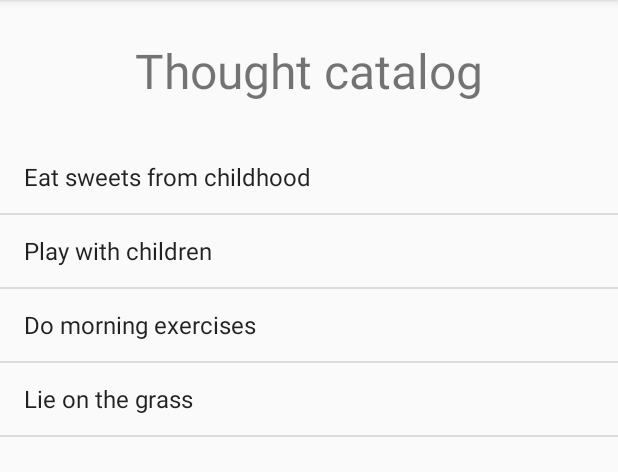
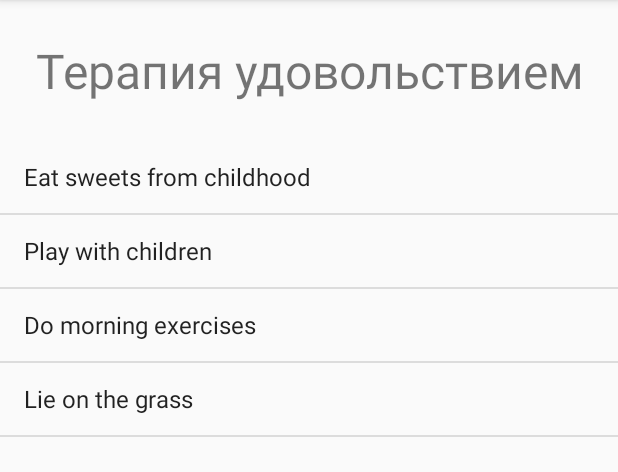
Before and after one commit to newpdv/antidepression, an Android app: the PleasureActivity screen opened directly, with no data from a screen before it, on a phone screen of 412 x 824 dp, the part 84-556 px from its top. Run offline under Robolectric (Android 15) with nearby library versions, the phone set to English and light mode, and no system bars.

Commit message:
Little refactoring

```diff
--- a/app/src/main/java/com/example/antidepression/PleasureActivity.java
+++ b/app/src/main/java/com/example/antidepression/PleasureActivity.java
@@ -9,7 +9,6 @@ import android.graphics.Color;
 import android.os.Build;
 import android.os.Bundle;
 import android.view.View;
-import android.widget.AdapterView;
 import android.widget.ArrayAdapter;
 import android.widget.Button;
 import android.widget.ListView;
@@ -45,14 +44,14 @@ public class PleasureActivity extends AppCompatActivity {
 
         setContentView(R.layout.activity_pleasure);
 
-        pleasureList = (ListView)findViewById(R.id.list);
-        deleteButton = (Button)findViewById(R.id.delete);
-        laterButton = (Button)findViewById(R.id.later);
+        pleasureList = findViewById(R.id.list);
+        deleteButton = findViewById(R.id.delete);
+        laterButton = findViewById(R.id.later);
 
         pleasureList.setOnItemClickListener((parent, view, position, id) -> {
             selectedPleasure = arrayAdapter.getItem(position);
 
-            if(selectedPleasure!=null) {
+            if (selectedPleasure != null) {
                 showButtons();
                 if (selectedView != null) {
                     selectedView.setBackgroundColor(Color.TRANSPARENT);
@@ -87,17 +86,17 @@ public class PleasureActivity extends AppCompatActivity {
         super.onResume();
         refreshList();
     }
+
     // по нажатию на кнопку запускаем PleasureActivity для добавления данных
     @RequiresApi(api = Build.VERSION_CODES.N)
-    public void delete(View view){
+    public void delete(View view) {
         DatabasePleasureAdapter adapter = new DatabasePleasureAdapter(this);
         adapter.open();
         adapter.delete(selectedPleasure.getId());
         currentItems.remove(selectedPleasure);
 
         List<Pleasure> pleasures = adapter.getAllPleasure();
-        List<Long> pleasuresIds = pleasures.stream().map(pl -> pl.getId()).filter(pl -> !currentItems.stream().map(s -> s.getId()).anyMatch(t -> t == pl)).collect(Collectors.toList());
-
+        List<Long> pleasuresIds = pleasures.stream().map(Pleasure::getId).filter(pl -> !currentItems.stream().map(Pleasure::getId).anyMatch(t -> t.equals(pl))).collect(Collectors.toList());
 
         adapter.close();
 
@@ -110,15 +109,13 @@ public class PleasureActivity extends AppCompatActivity {
             adapter.open();
             adapter.recreate();
             pleasures = adapter.getAllPleasure();
-            pleasures.subList(0, Integer.min(4, pleasures.size())).forEach(p -> currentItems.add(p));
+            currentItems.addAll(pleasures.subList(0, Integer.min(4, pleasures.size())));
             adapter.close();
             arrayAdapter.notifyDataSetChanged();
-
             return;
         }
 
         arrayAdapter.notifyDataSetChanged();
-
 
         selectedPleasure = null;
         selectedView = null;
@@ -130,27 +127,22 @@ public class PleasureActivity extends AppCompatActivity {
         adapter.open();
 
         Random random = new Random();
-        Integer nextId = random.nextInt(pleasuresIds.size());
+        int nextId = random.nextInt(pleasuresIds.size());
         Pleasure nextPleasure = adapter.getPleasure(pleasuresIds.get(nextId));
 
         currentItems.add(nextPleasure);
         arrayAdapter.notifyDataSetChanged();
         adapter.close();
-
-
-
     }
 
     @RequiresApi(api = Build.VERSION_CODES.N)
-    public void remind(View view){
+    public void remind(View view) {
         DatabasePleasureAdapter adapter = new DatabasePleasureAdapter(this);
         adapter.open();
         currentItems.remove(selectedPleasure);
 
         List<Pleasure> pleasures = adapter.getAllPleasure();
-        List<Long> pleasuresIds = pleasures.stream().map(pl -> pl.getId()).filter(pl -> !currentItems.stream().map(s -> s.getId()).anyMatch(t -> t == pl)).collect(Collectors.toList());
-
-
+        List<Long> pleasuresIds = pleasures.stream().map(Pleasure::getId).filter(pl -> !currentItems.stream().map(Pleasure::getId).anyMatch(t -> t.equals(pl))).collect(Collectors.toList());
         adapter.close();
 
         hideButtons();
@@ -160,7 +152,6 @@ public class PleasureActivity extends AppCompatActivity {
 
         arrayAdapter.notifyDataSetChanged();
 
-
         selectedPleasure = null;
         selectedView = null;
 
@@ -169,9 +160,8 @@ public class PleasureActivity extends AppCompatActivity {
         }
         adapter.open();
 
-
         Random random = new Random();
-        Integer nextId = random.nextInt(pleasuresIds.size());
+        int nextId = random.nextInt(pleasuresIds.size());
         Pleasure nextPleasure = adapter.getPleasure(pleasuresIds.get(nextId));
 
         currentItems.add(nextPleasure);
--- a/app/src/main/res/layout/activity_pleasure.xml
+++ b/app/src/main/res/layout/activity_pleasure.xml
@@ -1,7 +1,5 @@
 <?xml version="1.0" encoding="utf-8"?>
-<LinearLayout
-    xmlns:android="http://schemas.android.com/apk/res/android"
-    xmlns:app="http://schemas.android.com/apk/res-auto"
+<LinearLayout xmlns:android="http://schemas.android.com/apk/res/android"
     android:orientation="vertical"
     android:layout_width="match_parent"
     android:layout_height="match_parent">
@@ -12,7 +10,7 @@
         android:layout_marginTop="25dp"
         android:layout_marginBottom="25dp"
         android:gravity="center_vertical|right"
-        android:text="Thought catalog"
+        android:text="@string/pleasure_therapy"
         android:textAlignment="center"
         android:textSize="32dp" />
 
@@ -30,7 +28,7 @@
             android:layout_width="0dp"
             android:layout_weight="1"
             android:layout_height="wrap_content"
-            android:text="Delete"
+            android:text="@string/delete"
             android:onClick="delete"
             android:textSize="18sp"/>
         <Button
@@ -38,7 +36,7 @@
             android:layout_width="0dp"
             android:layout_weight="1"
             android:layout_height="wrap_content"
-            android:text="Remind later"
+            android:text="@string/remind_later"
             android:onClick="remind"
             android:textSize="18sp"/>
     </LinearLayout>
--- a/app/src/main/res/values/strings.xml
+++ b/app/src/main/res/values/strings.xml
@@ -1,3 +1,6 @@
 <resources>
     <string name="app_name">AntiDepression</string>
+    <string name="pleasure_therapy">Терапия удовольствием</string>
+    <string name="delete">Удалить</string>
+    <string name="remind_later">Напомнить позже</string>
 </resources>
```
Also changed, not shown: app/src/main/java/com/example/antidepression/MainActivity.java (+7 -7 lines).
